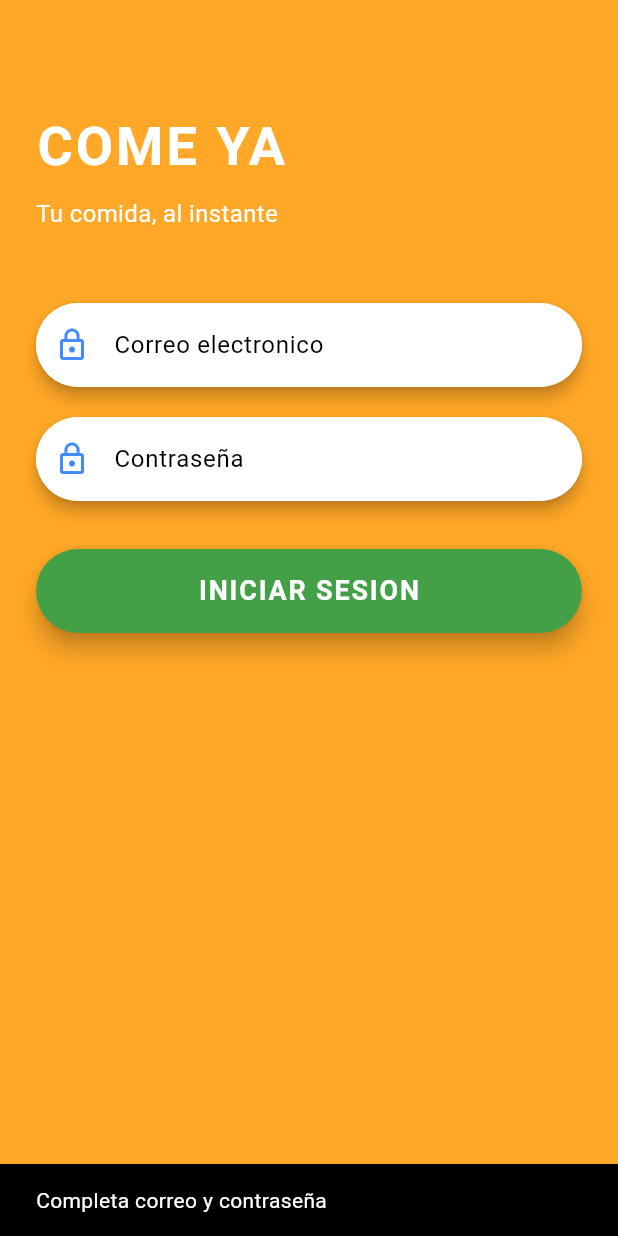
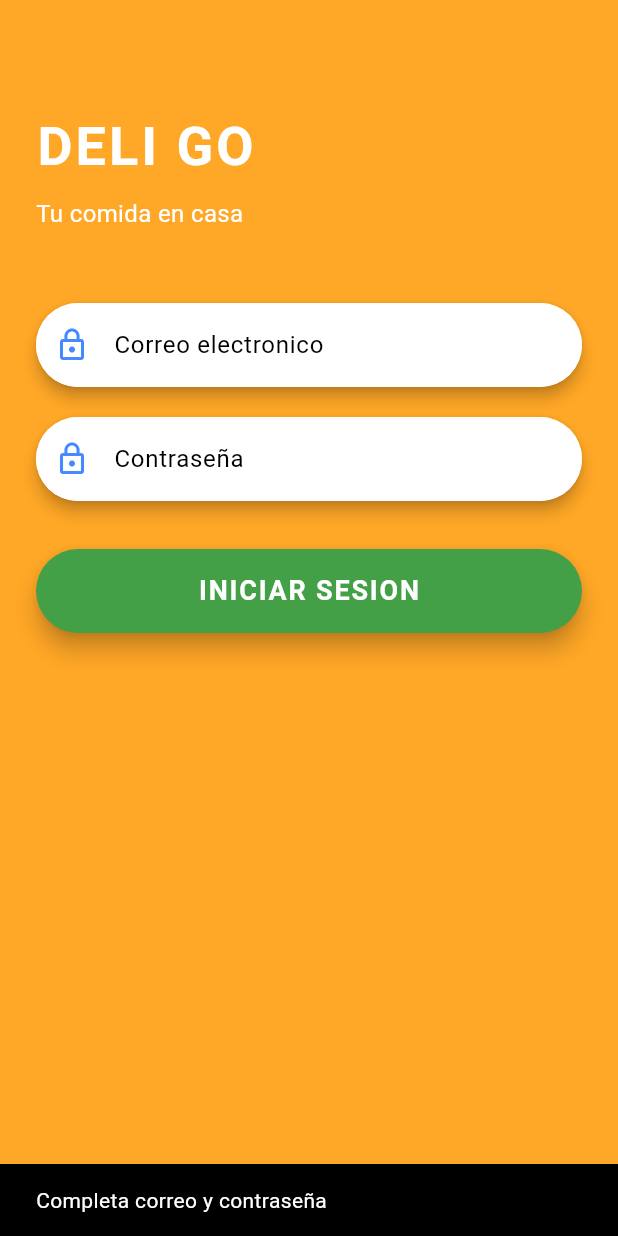
Before and after one commit to christianCarrion72/ihc_proyecto_chatbot_telegram, a Flutter app: the screen it shows after launch, after a tap on "INICIAR SESION", on a phone screen of 412 x 824 dp. Run offline on Flutter 3.47's test engine with Material 3 defaults, Android fonts, the light colour scheme and no system bars.

Commit message:
refactor [MOBILE]: Ajustar la vista login para manejarlo con los servicios

```diff
--- a/restaurant_delivery_app/lib/features/auth/presentation/pages/login_page.dart
+++ b/restaurant_delivery_app/lib/features/auth/presentation/pages/login_page.dart
@@ -1,12 +1,13 @@
 import 'dart:convert';
 
 import 'package:flutter/material.dart';
-import 'package:http/http.dart' as http;
 import 'package:restaurant_delivery_app/shared/widgets/auth_text_field.dart';
 import 'package:restaurant_delivery_app/shared/widgets/primary_button.dart';
 
 import '../../../../core/theme/app_colors.dart';
-import '../../../../main.dart';
+import '../../services/auth_service.dart';
+import '../../../home/presentation/pages/home_page.dart';
+import '../../domain/models/delivery.dart';
 
 class LoginPage extends StatefulWidget {
   const LoginPage({super.key});
@@ -18,6 +19,7 @@ class LoginPage extends StatefulWidget {
 class _LoginPageState extends State<LoginPage> {
   final _emailController = TextEditingController();
   final _passwordController = TextEditingController();
+  final _authService = AuthService();
 
   bool _isLoading = false;
 
@@ -35,23 +37,20 @@ class _LoginPageState extends State<LoginPage> {
     });
 
     try {
-      const baseUrl = 'http://127.0.0.1:8000';
-      final url = Uri.parse('$baseUrl/deliveries/login');
+      final response = await _authService.login(email, password);
+      final statusCode = response.statusCode;
 
-      final response = await http.post(
-        url,
-        headers: {'Content-Type': 'application/json'},
-        body: jsonEncode({'email': email, 'password': password}),
-      );
+      if (statusCode == 200) {
+        final Map<String, dynamic> data = jsonDecode(response.body);
+        final delivery = Delivery.fromJson(data);
 
-      if (response.statusCode == 200) {
         Navigator.of(context).pushReplacement(
-          MaterialPageRoute(builder: (_) => const InitialScreen()),
+          MaterialPageRoute(builder: (_) => HomePage(delivery: delivery)),
         );
-      } else if (response.statusCode == 401) {
+      } else if (statusCode == 401) {
         _showSnackBar('Credenciales incorrectas');
       } else {
-        _showSnackBar('Error al iniciar sesión (${response.statusCode})');
+        _showSnackBar('Error al iniciar sesión ($statusCode)');
       }
     } catch (e) {
       _showSnackBar('No se pudo conectar con el servidor');
@@ -65,9 +64,9 @@ class _LoginPageState extends State<LoginPage> {
   }
 
   void _showSnackBar(String message) {
-    ScaffoldMessenger.of(context).showSnackBar(
-      SnackBar(content: Text(message)),
-    );
+    ScaffoldMessenger.of(
+      context,
+    ).showSnackBar(SnackBar(content: Text(message)));
   }
 
   @override
@@ -85,7 +84,7 @@ class _LoginPageState extends State<LoginPage> {
               children: [
                 const SizedBox(height: 40),
                 const Text(
-                  'COME YA',
+                  'DELI GO',
                   style: TextStyle(
                     fontSize: 36,
                     fontWeight: FontWeight.bold,
@@ -95,11 +94,8 @@ class _LoginPageState extends State<LoginPage> {
                 ),
                 const SizedBox(height: 8),
                 const Text(
-                  'Tu comida, al instante',
-                  style: TextStyle(
-                    fontSize: 16,
-                    color: Colors.white,
-                  ),
+                  'Tu comida en casa',
+                  style: TextStyle(fontSize: 16, color: Colors.white),
                 ),
                 const SizedBox(height: 48),
                 AuthTextField(
```
